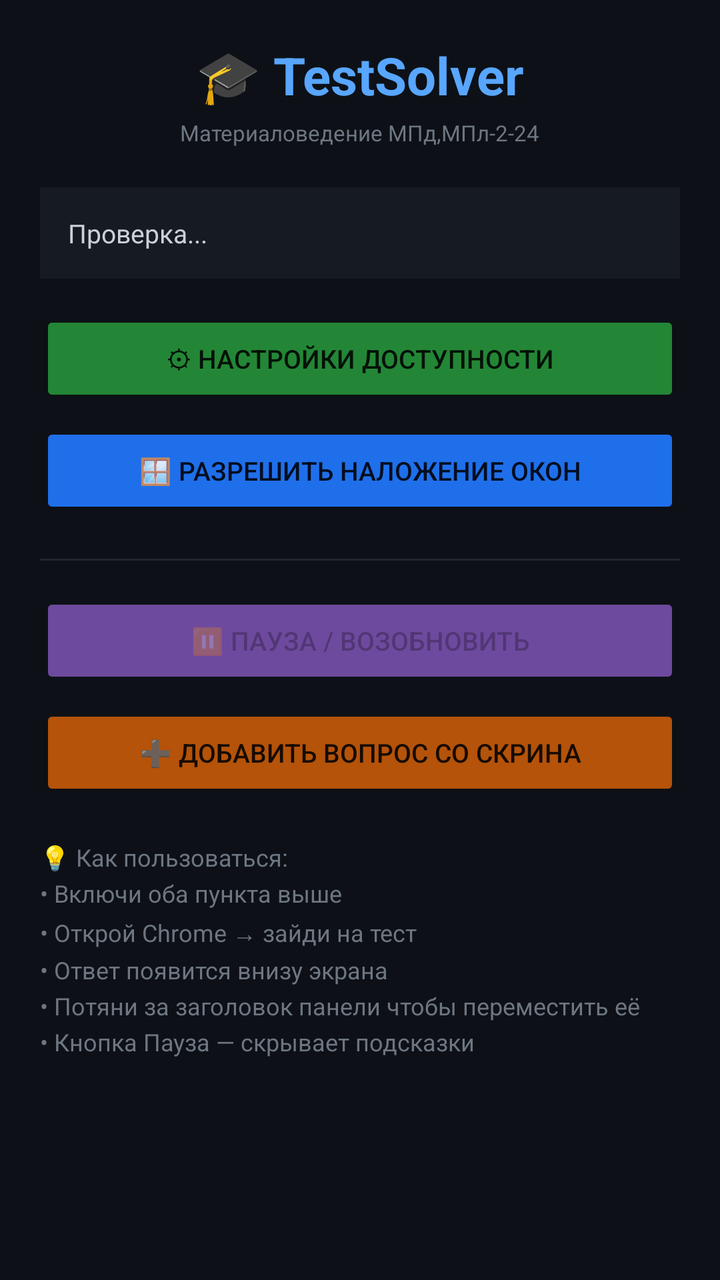
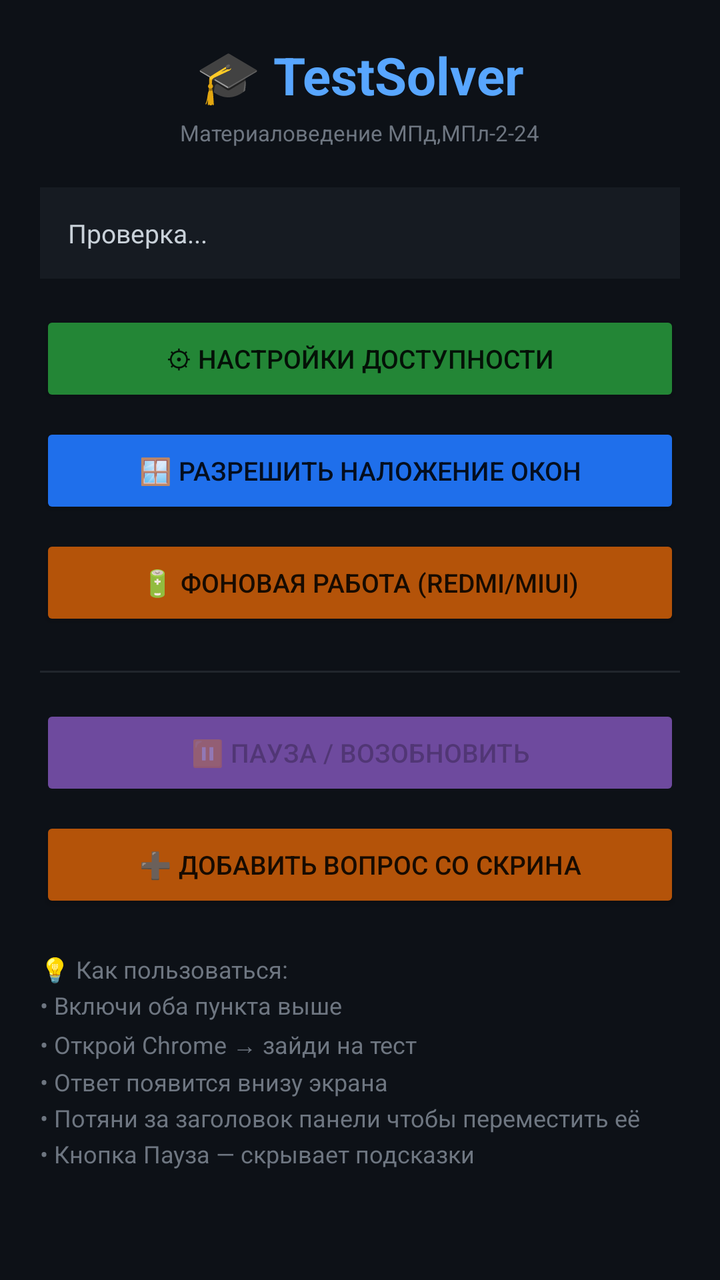

The first picture is an Android layout as it rendered before a commit; the second is the same layout after the commit. The layout source and the unified diff follow.
<!-- AndroidManifest.xml: application theme AppTheme -->
<!-- res/layout/activity_main.xml -->
<?xml version="1.0" encoding="utf-8"?>
<LinearLayout xmlns:android="http://schemas.android.com/apk/res/android"
    android:layout_width="match_parent"
    android:layout_height="match_parent"
    android:orientation="vertical"
    android:gravity="center_horizontal"
    android:padding="20dp"
    android:background="#0d1117">

    <TextView
        android:layout_width="wrap_content"
        android:layout_height="wrap_content"
        android:text="🎓 TestSolver"
        android:textSize="26sp"
        android:textColor="#58a6ff"
        android:textStyle="bold"
        android:layout_marginBottom="4dp"/>

    <TextView
        android:layout_width="wrap_content"
        android:layout_height="wrap_content"
        android:text="Материаловедение МПд,МПл-2-24"
        android:textSize="11sp"
        android:textColor="#6e7681"
        android:layout_marginBottom="20dp"/>

    
    <TextView
        android:id="@+id/tv_status"
        android:layout_width="match_parent"
        android:layout_height="wrap_content"
        android:text="Проверка..."
        android:textColor="#c9d1d9"
        android:textSize="13sp"
        android:lineSpacingExtra="5dp"
        android:background="#161b22"
        android:padding="14dp"
        android:layout_marginBottom="16dp"/>

    
    <Button
        android:id="@+id/btn_accessibility"
        android:layout_width="match_parent"
        android:layout_height="48dp"
        android:text="⚙ Настройки доступности"
        android:textSize="13sp"
        android:backgroundTint="#238636"
        android:layout_marginBottom="8dp"/>

    <Button
        android:id="@+id/btn_overlay"
        android:layout_width="match_parent"
        android:layout_height="48dp"
        android:text="🪟 Разрешить наложение окон"
        android:textSize="13sp"
        android:backgroundTint="#1f6feb"
        android:layout_marginBottom="20dp"/>

    
    <View
        android:layout_width="match_parent"
        android:layout_height="1dp"
        android:background="#21262d"
        android:layout_marginBottom="16dp"/>

    
    <Button
        android:id="@+id/btn_pause"
        android:layout_width="match_parent"
        android:layout_height="48dp"
        android:text="⏸ Пауза / Возобновить"
        android:textSize="13sp"
        android:backgroundTint="#6e4a9e"
        android:layout_marginBottom="8dp"
        android:enabled="false"/>

    <Button
        android:id="@+id/btn_add_question"
        android:layout_width="match_parent"
        android:layout_height="48dp"
        android:text="➕ Добавить вопрос со скрина"
        android:textSize="13sp"
        android:backgroundTint="#b45309"
        android:layout_marginBottom="20dp"/>

    <TextView
        android:layout_width="match_parent"
        android:layout_height="wrap_content"
        android:text="💡 Как пользоваться:\n• Включи оба пункта выше\n• Открой Chrome → зайди на тест\n• Ответ появится внизу экрана\n• Потяни за заголовок панели чтобы переместить её\n• Кнопка Пауза — скрывает подсказки"
        android:textColor="#6e7681"
        android:textSize="12sp"
        android:lineSpacingExtra="4dp"/>

</LinearLayout>
<!-- resources referenced by this layout -->
<resources>
  <style name="AppTheme" parent="Theme.AppCompat.DayNight.NoActionBar">
          <item name="colorPrimary">#58a6ff</item>
          <item name="colorPrimaryDark">#0d1117</item>
          <item name="colorAccent">#238636</item>
          <item name="android:windowBackground">#0d1117</item>
      </style>
</resources>

<!-- the commit's change to res/layout/activity_main.xml (unified diff, before → after) -->
@@ -54,6 +54,16 @@
         android:text="🪟 Разрешить наложение окон"
         android:textSize="13sp"
         android:backgroundTint="#1f6feb"
+        android:layout_marginBottom="8dp"/>
+
+    
+    <Button
+        android:id="@+id/btn_battery"
+        android:layout_width="match_parent"
+        android:layout_height="48dp"
+        android:text="🔋 Фоновая работа (Redmi/MIUI)"
+        android:textSize="13sp"
+        android:backgroundTint="#b45309"
         android:layout_marginBottom="20dp"/>
 
     
